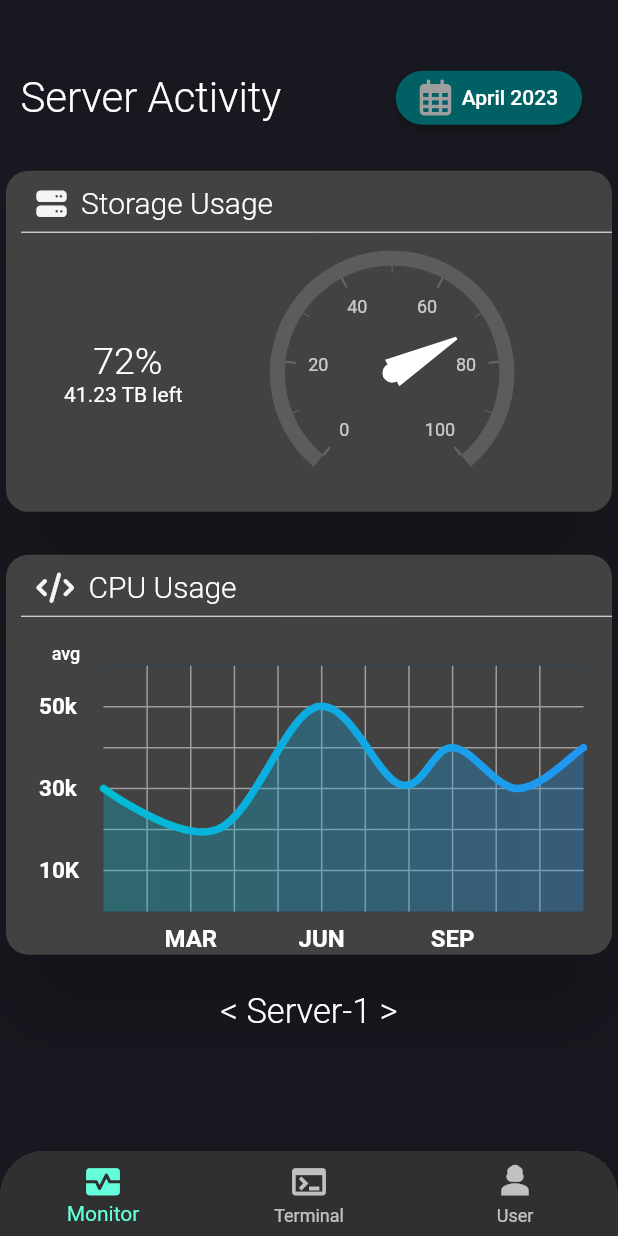
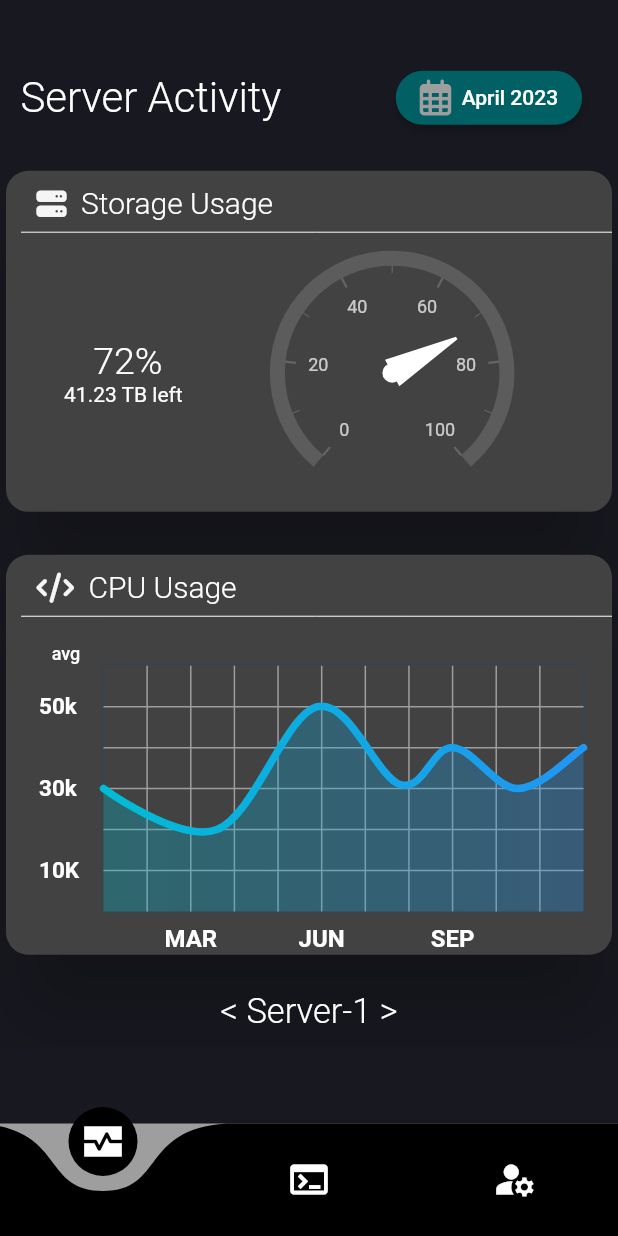
Before and after one commit to UdBe/Server-Monitoring-Tool, a Flutter app: the Dashboard screen opened directly, on a phone screen of 412 x 824 dp. Run offline on Flutter 3.47's test engine with Material 2 defaults, Android fonts, the phone set to English and light mode, and no system bars; drawn by our look-alikes of curved_navigation_bar, fl_chart, syncfusion_flutter_gauges; our stand-ins replace flutter_svg, font_awesome_flutter; missing offline and left inert: dart:ffi.

Commit message:
Updated API Requests, Improved Remote Terminal Commands

```diff
--- /dev/null
+++ b/lib/dashboard/bottomnav.dart
@@ -0,0 +1,73 @@
+import 'package:curved_navigation_bar/curved_navigation_bar.dart';
+import 'package:flutter/material.dart';
+
+class BottomNav extends StatefulWidget {
+  const BottomNav({super.key});
+
+  @override
+  State<BottomNav> createState() => _BottomNavState();
+}
+
+class _BottomNavState extends State<BottomNav> {
+  @override
+  Widget build(BuildContext context) {
+    return CurvedNavigationBar(
+      backgroundColor: Colors.grey,
+      color: Colors.black,
+      items: <Widget>[
+        Icon(Icons.monitor_heart_sharp, size: 30),
+        Icon(Icons.terminal, size: 30),
+        Icon(Icons.manage_accounts, size: 30),
+      ],
+      onTap: (index) {
+        if (index == 1) {
+          showBottomSheet(
+              context: context,
+              shape: RoundedRectangleBorder(
+                borderRadius: BorderRadius.circular(10.0),
+              ),
+              builder: (BuildContext context) {
+                return Container(
+                  padding: EdgeInsets.only(left: 12, right: 12),
+                  child: Column(
+                    children: [
+                      SizedBox(
+                        height: MediaQuery.of(context).size.height / 10,
+                      ),
+                      Text(
+                        "Remote Terminal",
+                        style: TextStyle(fontSize: 25),
+                      ),
+                      SizedBox(
+                        height: MediaQuery.of(context).size.height / 20,
+                      ),
+                      Container(
+                        color: Colors.black,
+                        child: TextField(
+                          maxLines: 10,
+                          style: TextStyle(
+                            color: Colors.cyan[100],
+                          ),
+                          decoration: InputDecoration(
+                            hintText: ">>",
+                            border: OutlineInputBorder(),
+                          ),
+                        ),
+                      ),
+                      SizedBox(
+                        height: MediaQuery.of(context).size.height / 50,
+                      ),
+                      ElevatedButton(
+                          style: TextButton.styleFrom(
+                              backgroundColor: Colors.cyan[900]),
+                          onPressed: () {},
+                          child: Text("Execute Commands"))
+                    ],
+                  ),
+                );
+              });
+        }
+      },
+    );
+  }
+}
--- a/lib/dashboard/dashboard_main.dart
+++ b/lib/dashboard/dashboard_main.dart
@@ -3,6 +3,7 @@
 import 'dart:ffi';
 
 import 'package:flutter/material.dart';
+import 'package:hackeclipse/dashboard/bottomnav.dart';
 import 'package:hackeclipse/dashboard/firstrow.dart';
 import 'package:hackeclipse/dashboard/secondrow.dart';
 import 'package:hackeclipse/pallete.dart';
@@ -23,11 +24,9 @@ class Dashboard extends StatelessWidget {
           Row(
             children: [
               Text("  Server ",
-                    style:
-                        TextStyle(fontSize: 28, fontWeight: FontWeight.w300)),
+                  style: TextStyle(fontSize: 28, fontWeight: FontWeight.w300)),
               Text("Activity",
-                    style:
-                        TextStyle(fontSize: 28, fontWeight: FontWeight.w300)),
+                  style: TextStyle(fontSize: 28, fontWeight: FontWeight.w300)),
               SizedBox(
                 width: MediaQuery.of(context).size.width / 5.4,
               ),
@@ -72,8 +71,8 @@ class Dashboard extends StatelessWidget {
                     ),
                     Text(
                       "< Server-1 >",
-                        style: TextStyle(
-                            fontSize: 23, fontWeight: FontWeight.w300),
+                      style:
+                          TextStyle(fontSize: 23, fontWeight: FontWeight.w300),
                     )
                   ],
                 ),
@@ -89,8 +88,8 @@ class Dashboard extends StatelessWidget {
                     ),
                     Text(
                       "< Server-2 >",
-                        style: TextStyle(
-                            fontSize: 23, fontWeight: FontWeight.w300),
+                      style:
+                          TextStyle(fontSize: 23, fontWeight: FontWeight.w300),
                     )
                   ],
                 ),
@@ -99,40 +98,43 @@ class Dashboard extends StatelessWidget {
           ),
         ]),
       ),
-        bottomNavigationBar: Container(
-          clipBehavior:
-              Clip.hardEdge, //or better look(and cost) using Clip.antiAlias,
-          decoration: BoxDecoration(
-            borderRadius: BorderRadius.only(
-              topRight: Radius.circular(30),
-              topLeft: Radius.circular(30),
-            ),
-          ),
-          child: BottomNavigationBar(
-            items: const <BottomNavigationBarItem>[
-              BottomNavigationBarItem(
-                icon: Icon(
-                  Icons.monitor_heart_rounded,
-                  size: 27,
-                ),
-                label: 'Monitor',
-              ),
-              BottomNavigationBarItem(
-                icon: Icon(
-                  Icons.terminal,
-                  size: 27,
-                ),
-                label: 'Terminal',
-              ),
-              BottomNavigationBarItem(
-                icon: Icon(
-                  Icons.person_3,
-                  size: 27,
-                ),
-                label: 'User',
-              ),
-            ],
-          ),
-        ));
+      bottomNavigationBar: BottomNav(),
+      // bottomNavigationBar: Container(
+      //   clipBehavior:
+      //       Clip.hardEdge, //or better look(and cost) using Clip.antiAlias,
+      //   decoration: BoxDecoration(
+      //     borderRadius: BorderRadius.only(
+      //       topRight: Radius.circular(30),
+      //       topLeft: Radius.circular(30),
+      //     ),
+      //   ),
+      //   child: BottomNavigationBar(
+
+      // bottomNavigationBar: BottomNavigationBar(
+      //   items: const <BottomNavigationBarItem>[
+      //     BottomNavigationBarItem(
+      //       icon: Icon(
+      //         Icons.monitor_heart_rounded,
+      //         size: 27,
+      //       ),
+      //       label: 'Monitor',
+      //     ),
+      //     BottomNavigationBarItem(
+      //       icon: Icon(
+      //         Icons.terminal,
+      //         size: 27,
+      //       ),
+      //       label: 'Terminal',
+      //     ),
+      //     BottomNavigationBarItem(
+      //       icon: Icon(
+      //         Icons.manage_accounts_rounded,
+      //         size: 27,
+      //       ),
+      //       label: 'User',
+      //     ),
+      //   ],
+      // ),
+    );
   }
 }
--- a/pubspec.yaml
+++ b/pubspec.yaml
@@ -41,6 +41,7 @@ dependencies:
   syncfusion_flutter_gauges: ^21.1.38
   fl_chart: ^0.61.0
   http: ^0.13.5
+  curved_navigation_bar: ^1.0.3
 
 dev_dependencies:
   flutter_test:
```
Also changed, not shown: pubspec.lock. Lines whose indentation alone changed are shown as unchanged.
